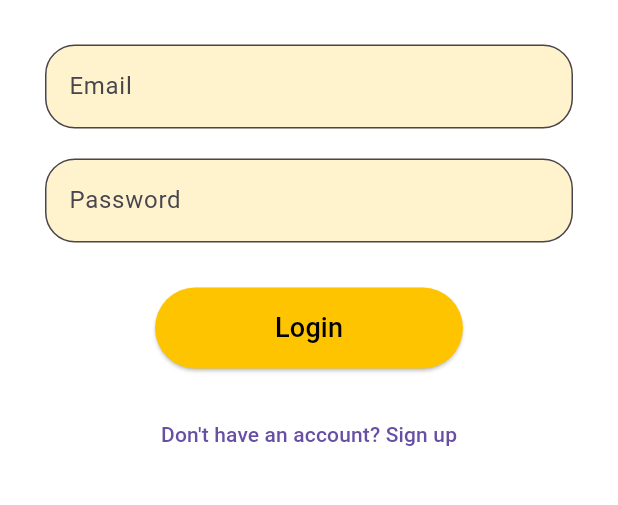
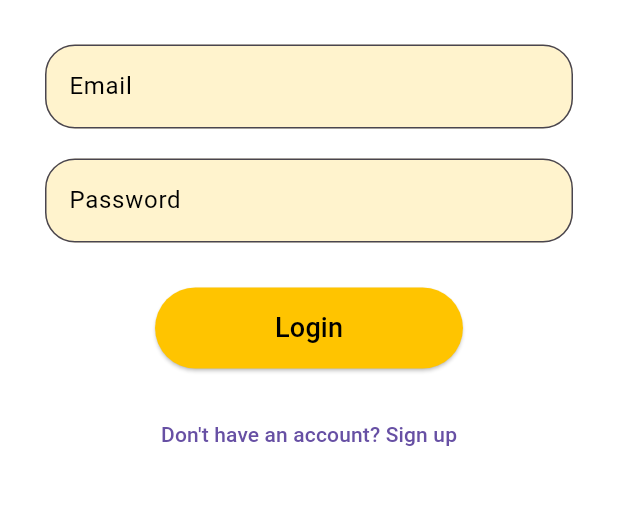
Before and after one commit to Eggy07/Egg-Guardian-, a Flutter app: the screen it shows after launch, after a tap on "Login", after a tap on "Don't have an account? Sign up", after a tap on "Already have an account? Log in", on a phone screen of 412 x 824 dp, the part 416-921 px from its top. Run offline on Flutter 3.47's test engine with Material 3 defaults, Android fonts, the phone set to English and light mode, and no system bars; our stand-ins replace image_picker, shared_preferences; network calls fail.

Commit message:
commit
comitted

```diff
--- a/lib/main.dart
+++ b/lib/main.dart
@@ -5,7 +5,7 @@ import './screens/dashboard_page.dart';
 import './screens/settings_page.dart';
 import './screens/live_feed_page.dart';
 import './screens/egg_manager_page.dart';
-import './screens/login_page.dart';
+import './screens/splash.dart';
 
 void main() {
   runApp(const EggApp());
@@ -16,7 +16,6 @@ class EggApp extends StatelessWidget {
 
   @override
   Widget build(BuildContext context) {
-    // Wrap MaterialApp with ValueListenableBuilder to listen for theme changes
     return ValueListenableBuilder<ThemeMode>(
       valueListenable: ThemeController.themeMode,
       builder: (context, themeMode, _) {
@@ -34,13 +33,14 @@ class EggApp extends StatelessWidget {
             scaffoldBackgroundColor: Colors.grey[900],
             fontFamily: 'Roboto',
             brightness: Brightness.dark,
-            colorScheme: ColorScheme.dark(
-              primary: const Color(0xFFFFC400),
+            colorScheme: const ColorScheme.dark(
+              primary: Color(0xFFFFC400),
               secondary: Colors.orangeAccent,
             ),
           ),
           themeMode: themeMode,
-          home: const LoginPage(), // Start at login page
+          home: const Splash(key: ValueKey('splash')), // Add a key
+          // ✅ Start with Splash Screen
         );
       },
     );
@@ -60,7 +60,6 @@ class _MainPageState extends State<MainPage> {
 
   @override
   Widget build(BuildContext context) {
-    // Move the pages list here to access widget.userId
     final List<Widget> pages = [
       DashboardPage(userId: widget.userId),
       const LiveFeedPage(),
@@ -71,15 +70,13 @@ class _MainPageState extends State<MainPage> {
 
     return Scaffold(
       body: pages[_currentIndex],
-      floatingActionButtonLocation: FloatingActionButtonLocation.centerDocked,
       bottomNavigationBar: Container(
-        decoration: BoxDecoration(
-          color: const Color(0xFFFFC400),
-          borderRadius: const BorderRadius.only(
+        decoration: const BoxDecoration(
+          color: Color(0xFFFFC400),
+          borderRadius: BorderRadius.only(
             topLeft: Radius.circular(24),
             topRight: Radius.circular(24),
           ),
-          boxShadow: [BoxShadow(color: Colors.black26, blurRadius: 8)],
         ),
         child: BottomNavigationBar(
           backgroundColor: Colors.transparent,
@@ -91,7 +88,6 @@ class _MainPageState extends State<MainPage> {
           onTap: (index) => setState(() => _currentIndex = index),
           items: const [
             BottomNavigationBarItem(icon: Icon(Icons.home), label: 'Dashboard'),
-
             BottomNavigationBarItem(
               icon: Icon(Icons.remove_red_eye),
               label: 'Live Feed',
--- a/lib/screens/account_page.dart
+++ b/lib/screens/account_page.dart
@@ -21,7 +21,7 @@ class _AccountPageState extends State<AccountPage> {
   final emailController = TextEditingController();
   final passwordController = TextEditingController();
 
-  final String apiBase = 'http://192.168.1.55:3000';
+  final String apiBase = 'http://192.168.1.72:3000';
 
   Future<void> _pickImage() async {
     final pickedFile = await picker.pickImage(source: ImageSource.gallery);
--- a/lib/screens/create_account_page.dart
+++ b/lib/screens/create_account_page.dart
@@ -21,7 +21,7 @@ class _CreateAccountPageState extends State<CreateAccountPage> {
     setState(() => isLoading = true);
 
     try {
-      final url = Uri.parse('http://192.168.1.55:3000/register');
+      final url = Uri.parse('http://192.168.1.72:3000/register');
 
       final response = await http.post(
         url,
--- a/lib/screens/dashboard_page.dart
+++ b/lib/screens/dashboard_page.dart
@@ -17,7 +17,7 @@ class _DashboardPageState extends State<DashboardPage> {
   DateTime? _hatchingDay;
   bool _reminderEnabled = true;
   final List<Map<String, dynamic>> _notifications = [];
-  final String apiBase = 'http://192.168.1.55:3000';
+  final String apiBase = 'http://192.168.1.72:3000';
 
   @override
   void initState() {
--- a/lib/screens/login_page.dart
+++ b/lib/screens/login_page.dart
@@ -20,7 +20,7 @@ class _LoginPageState extends State<LoginPage> {
   Future<void> loginUser() async {
     setState(() => isLoading = true);
 
-    final url = Uri.parse('http://192.168.1.55:3000/login');
+    final url = Uri.parse('http://192.168.1.72:3000/login');
     final response = await http.post(
       url,
       headers: {'Content-Type': 'application/json'},
@@ -94,8 +94,10 @@ class _LoginPageState extends State<LoginPage> {
                   children: [
                     TextField(
                       controller: emailController,
+                      style: const TextStyle(color: Colors.black),
                       decoration: InputDecoration(
                         labelText: 'Email',
+                        labelStyle: const TextStyle(color: Colors.black),
                         filled: true,
                         fillColor: const Color(0xFFFFF3CD),
                         border: OutlineInputBorder(
@@ -107,8 +109,10 @@ class _LoginPageState extends State<LoginPage> {
                     TextField(
                       controller: passwordController,
                       obscureText: true,
+                      style: const TextStyle(color: Colors.black),
                       decoration: InputDecoration(
                         labelText: 'Password',
+                        labelStyle: const TextStyle(color: Colors.black),
                         filled: true,
                         fillColor: const Color(0xFFFFF3CD),
                         border: OutlineInputBorder(
--- a/lib/screens/manage_users_page.dart
+++ b/lib/screens/manage_users_page.dart
@@ -35,7 +35,7 @@ class ManageUsersPage extends StatefulWidget {
 class _ManageUsersPageState extends State<ManageUsersPage> {
   List<User> users = [];
   bool loading = true;
-  final String apiBase = 'http://192.168.1.55:3000';
+  final String apiBase = 'http://192.168.1.72:3000';
 
   @override
   void initState() {
--- a/lib/screens/message_concern_admin_page.dart
+++ b/lib/screens/message_concern_admin_page.dart
@@ -13,7 +13,7 @@ class MessageConcernsAdminPage extends StatefulWidget {
 class _MessageConcernsAdminPageState extends State<MessageConcernsAdminPage> {
   List messages = [];
   final TextEditingController _responseController = TextEditingController();
-  final String baseUrl = "http://192.168.1.55:3000";
+  final String baseUrl = "http://192.168.1.72:3000";
 
   @override
   void initState() {
--- a/lib/screens/message_concern_page.dart
+++ b/lib/screens/message_concern_page.dart
@@ -18,7 +18,7 @@ class _MessageConcernPageState extends State<MessageConcernPage> {
   final TextEditingController _messageController = TextEditingController();
 
   List<ConcernMessage> userMessages = [];
-  final String apiBase = 'http://192.168.1.55:3000'; // your backend IP
+  final String apiBase = 'http://192.168.1.72:3000'; // your backend IP
 
   // Fetch messages for this user
   Future<void> fetchMessages() async {
--- a/lib/screens/notification_page.dart
+++ b/lib/screens/notification_page.dart
@@ -14,7 +14,7 @@ class NotificationPage extends StatefulWidget {
 
 class _NotificationPageState extends State<NotificationPage> {
   List<Map<String, dynamic>> notifications = [];
-  final String apiBase = 'http://192.168.1.55:3000';
+  final String apiBase = 'http://192.168.1.72:3000';
 
   @override
   void initState() {
--- /dev/null
+++ b/lib/screens/splash.dart
@@ -0,0 +1,145 @@
+import 'package:flutter/material.dart';
+import 'login_page.dart';
+
+class Splash extends StatefulWidget {
+  const Splash({super.key});
+
+  @override
+  State<Splash> createState() => _AnimatedChickState();
+}
+
+class _AnimatedChickState extends State<Splash>
+    with TickerProviderStateMixin {
+  late AnimationController _jumpController;
+  late AnimationController _popController;
+
+  late Animation<double> _xAnimation;
+  late Animation<double> _yAnimation;
+  late Animation<double> _popAnimation;
+
+  int _stage = 0; // 0 = full egg, 1 = cracked, 2 = chick
+
+  @override
+  void initState() {
+    super.initState();
+
+    // Controller for jump animation (left → center → right)
+    _jumpController = AnimationController(
+      vsync: this,
+      duration: const Duration(seconds: 4),
+    );
+
+    // X movement: left → center → right
+    _xAnimation = TweenSequence<double>([
+      TweenSequenceItem(
+        tween: Tween<double>(begin: -1.0, end: 0.0)
+            .chain(CurveTween(curve: Curves.easeInOut)),
+        weight: 1,
+      ),
+      TweenSequenceItem(
+        tween: Tween<double>(begin: 0.0, end: 1.0)
+            .chain(CurveTween(curve: Curves.easeInOut)),
+        weight: 1,
+      ),
+    ]).animate(_jumpController);
+
+    // Y movement: creates the "jump arc"
+    _yAnimation = TweenSequence<double>([
+      TweenSequenceItem(
+        tween: Tween<double>(begin: 0.0, end: -0.8) // jump up
+            .chain(CurveTween(curve: Curves.easeOut)),
+        weight: 0.5,
+      ),
+      TweenSequenceItem(
+        tween: Tween<double>(begin: -0.8, end: 0.0) // fall down
+            .chain(CurveTween(curve: Curves.easeIn)),
+        weight: 0.5,
+      ),
+      TweenSequenceItem(
+        tween: Tween<double>(begin: 0.0, end: -0.8),
+        weight: 0.5,
+      ),
+      TweenSequenceItem(
+        tween: Tween<double>(begin: -0.8, end: 0.0),
+        weight: 0.5,
+      ),
+    ]).animate(_jumpController);
+
+    // Popup bounce for final chick
+    _popController = AnimationController(
+      vsync: this,
+      duration: const Duration(milliseconds: 700),
+    );
+    _popAnimation = Tween<double>(begin: 0.7, end: 1.4).animate(
+      CurvedAnimation(parent: _popController, curve: Curves.elasticOut),
+    );
+
+    // Stage switching
+    _jumpController.addListener(() {
+      final progress = _jumpController.value;
+      if (progress < 0.5 && _stage != 0) {
+        setState(() => _stage = 0); // full egg
+      } else if (progress >= 0.5 && progress < 1.0 && _stage != 1) {
+        setState(() => _stage = 1); // cracked egg
+      }
+    });
+
+    _jumpController.forward().whenComplete(() {
+      setState(() => _stage = 2); // final chick
+
+      _popController.forward().whenComplete(() {
+        Navigator.pushReplacement(
+          context,
+          MaterialPageRoute(builder: (context) => const LoginPage()),
+        );
+      });
+    });
+  }
+
+  @override
+  void dispose() {
+    _jumpController.dispose();
+    _popController.dispose();
+    super.dispose();
+  }
+
+  @override
+  Widget build(BuildContext context) {
+    final image = _stage == 0
+        ? '/fullegg.png'
+        : _stage == 1
+            ? '/brokenlogo.png'
+            : '/chick_icon.png';
+
+    return Scaffold(
+      backgroundColor: const Color(0xFFFFC400),
+      body: AnimatedBuilder(
+        animation: Listenable.merge([_jumpController, _popController]),
+        builder: (context, child) {
+          // Chick jumps with alignment from -1..1 horizontally and -0.8..0 vertically
+          final alignment = Alignment(_xAnimation.value, _yAnimation.value);
+
+          return Align(
+            alignment: _stage == 2 ? Alignment.center : alignment,
+            child: ScaleTransition(
+              scale: _stage == 2 ? _popAnimation : const AlwaysStoppedAnimation(1),
+              child: AnimatedSwitcher(
+                duration: const Duration(milliseconds: 400),
+                transitionBuilder: (child, anim) => FadeTransition(
+                  opacity: anim,
+                  child: ScaleTransition(scale: anim, child: child),
+                ),
+                child: Image.asset(
+                  image,
+                  key: ValueKey(image),
+                  width: 150,
+                  height: 150,
+                ),
+              ),
+            ),
+          );
+        },
+      ),
+    );
+  }
+}
--- a/pubspec.yaml
+++ b/pubspec.yaml
@@ -61,6 +61,8 @@ flutter:
     - assets/non_fertile.png
     - assets/fertile.png
     - assets/google_logo.png
+    - assets/LO.png
+    - assets/LON.png
 
   # The following line ensures that the Material Icons font is
   # included with your application, so that you can use the icons in
```
Also changed, not shown: lib/screens/admin_page.dart (+8 -20 lines), lib/screens/egg_reminder_page.dart (+76 -23 lines), lib/screens/led_control.dart (+43 -36 lines), lib/screens/live_feed_page.dart (+28 -18 lines), assets/LO.png (added), assets/LON.png (added).
